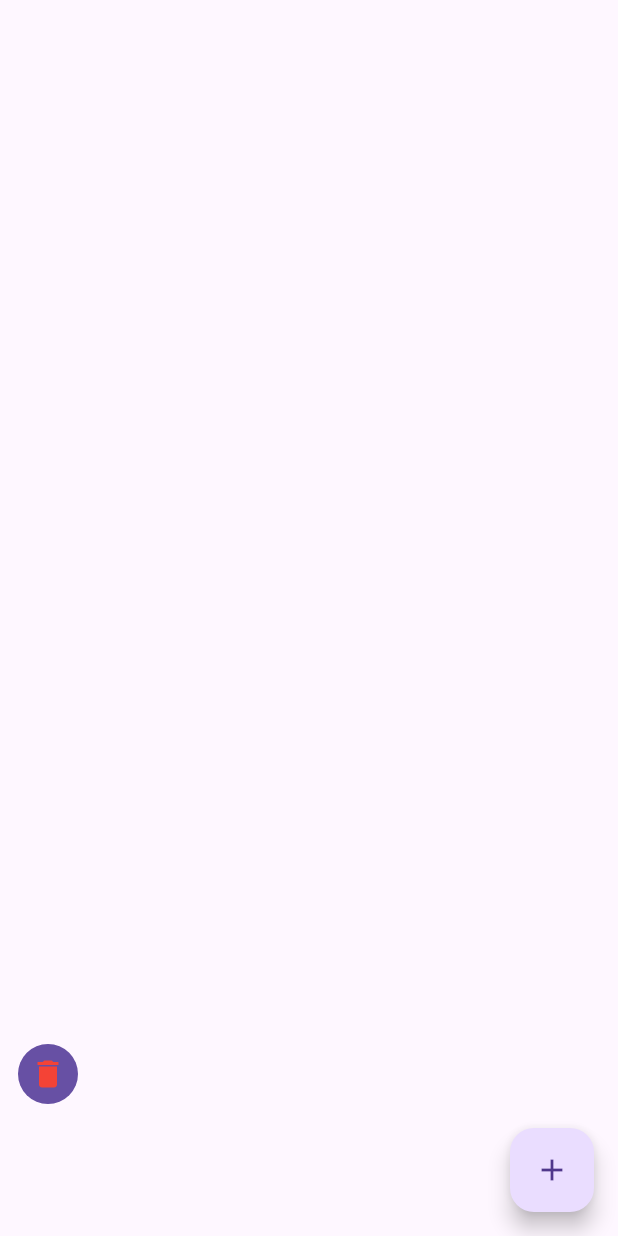
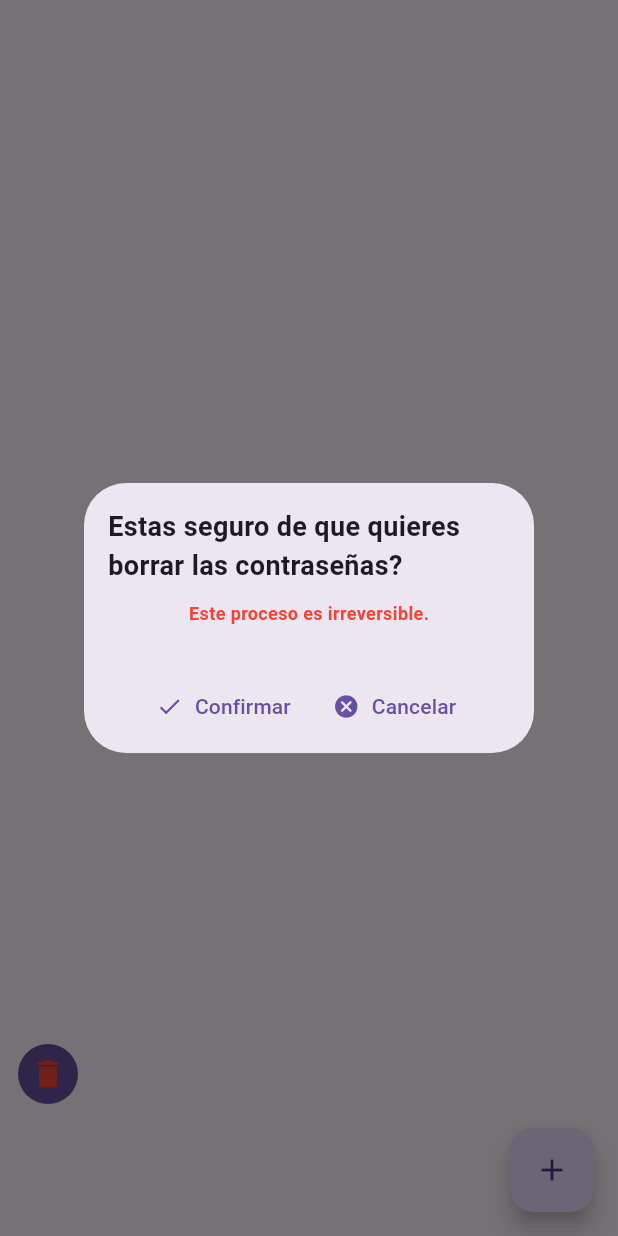
Before and after one commit to offdevs/PasswordApp, a Flutter app: the screen it shows after launch, after a tap on the "delete" icon, on a phone screen of 412 x 824 dp. Run offline on Flutter 3.47's test engine with Material 3 defaults, Android fonts, the phone set to English and light mode, and no system bars; our stand-ins replace flutter_secure_storage; missing offline and left inert: cryptography, uuid_type; statements that could not run were skipped.

Commit message:
added delete only password, and change directory dialogs

```diff
--- a/lib/Core/logger/AppException.dart
+++ /dev/null
@@ -1,6 +0,0 @@
-class AppException implements Exception {
-  final String msj;
-  final int? statusCode;
-
-  AppException({required this.msj, this.statusCode});
-}
--- /dev/null
+++ b/lib/Features/Home/Dialogs/DeletePasswordsDialog.dart
@@ -0,0 +1,64 @@
+import 'package:flutter/material.dart';
+import 'package:passwords_application/Features/StorageService/Repositories/StorageRepository.dart';
+
+class DeletePasswordsDialog extends StatefulWidget {
+  final VoidCallback reloadFunc;
+  const new({super.key, required this.reloadFunc});
+
+  @override
+  State<DeletePasswordsDialog> createState() => _DeletePasswordsDialogState();
+}
+
+class _DeletePasswordsDialogState extends State<DeletePasswordsDialog> {
+  @override
+  Widget build(BuildContext context) {
+    return Dialog(
+      child: SizedBox(
+        height: 180,
+        width: 300,
+        child: Padding(
+          padding: const EdgeInsets.all(16.0),
+          child: Column(
+            children: [
+              Text(
+                "Estas seguro de que quieres borrar las contraseñas?",
+                style: TextStyle(fontSize: 18, fontWeight: FontWeight.bold),
+              ),
+              SizedBox(height: 10),
+              Text(
+                "Este proceso es irreversible.",
+                style: TextStyle(
+                  fontSize: 12,
+                  fontWeight: FontWeight.bold,
+                  color: Colors.red,
+                ),
+              ),
+              SizedBox(height: 30),
+              Row(
+                mainAxisAlignment: MainAxisAlignment.center,
+                children: [
+                  TextButton.icon(
+                    onPressed: () async {
+                      await StorageRepository.deletePasswords();
+                      widget.reloadFunc();
+                      if (context.mounted) Navigator.pop(context);
+                    },
+                    label: Text("Confirmar"),
+                    icon: Icon(Icons.check),
+                  ),
+                  TextButton.icon(
+                    onPressed: () {
+                      if (context.mounted) Navigator.pop(context);
+                    },
+                    label: Text("Cancelar"),
+                    icon: Icon(Icons.cancel),
+                  ),
+                ],
+              ),
+            ],
+          ),
+        ),
+      ),
+    );
+  }
+}
--- a/lib/Features/Home/Screens/Home.dart
+++ b/lib/Features/Home/Screens/Home.dart
@@ -1,5 +1,6 @@
 import 'package:flutter/material.dart';
-import 'package:passwords_application/Features/Home/Widgets/PasswordCreateWidgetDialog.dart';
+import 'package:passwords_application/Features/Home/Dialogs/DeletePasswordsDialog.dart';
+import 'package:passwords_application/Features/Home/Dialogs/PasswordCreateWidgetDialog.dart';
 import 'package:passwords_application/Features/StorageService/Repositories/StorageRepository.dart';
 import 'package:passwords_application/Features/Home/Widgets/PasswordWidget.dart';
 
@@ -65,8 +66,11 @@ class _HomeScreenState extends State<HomeScreen> {
                 children: [
                   IconButton.filled(
                     onPressed: () async {
-                      await StorageRepository.deletePasswords();
-                      await getPasswords();
+                      await showDialog(
+                        context: context,
+                        builder: (context) =>
+                            DeletePasswordsDialog(reloadFunc: getPasswords),
+                      );
                     },
                     icon: Icon(Icons.delete, color: Colors.red),
                   ),
--- a/lib/Features/StorageService/Services/StorageService.dart
+++ b/lib/Features/StorageService/Services/StorageService.dart
@@ -5,8 +5,7 @@ import 'package:path_provider/path_provider.dart';
 class StorageService {
   static Directory? directory;
   static String? path;
-  static final String archiveName =
-      "passwords.json"; //FIXME PONER UN MANEJO DE ERRORES CON APP EXCEPTION!
+  static final String archiveName = "passwords.json";
 
   static Future<void> init() async {
     directory = await getApplicationSupportDirectory();
@@ -21,7 +20,6 @@ class StorageService {
       return fileReaded;
     } else {
       return "";
-      //throw Exception("Archive not exist or uri invalid.");
     }
   }
 
```
Also changed, not shown: lib/Core/logger/AppSnackBar.dart (deleted, +0 -20 lines), lib/Features/Home/Dialogs/DeleteOnlyPasswordDialog.dart (added, +66 -0 lines), lib/Features/Home/Widgets/PasswordWidget.dart (+26 -1 lines), lib/Features/StorageService/Repositories/StorageRepository.dart (+24 -0 lines), lib/Features/Home/Dialogs/PasswordCreateWidgetDialog.dart (renamed from lib/Features/Home/Widgets/PasswordCreateWidgetDialog.dart), lib/Features/Home/Dialogs/PasswordEditWidgetDialog.dart (renamed from lib/Features/Home/Widgets/PasswordEditWidgetDialog.dart).
